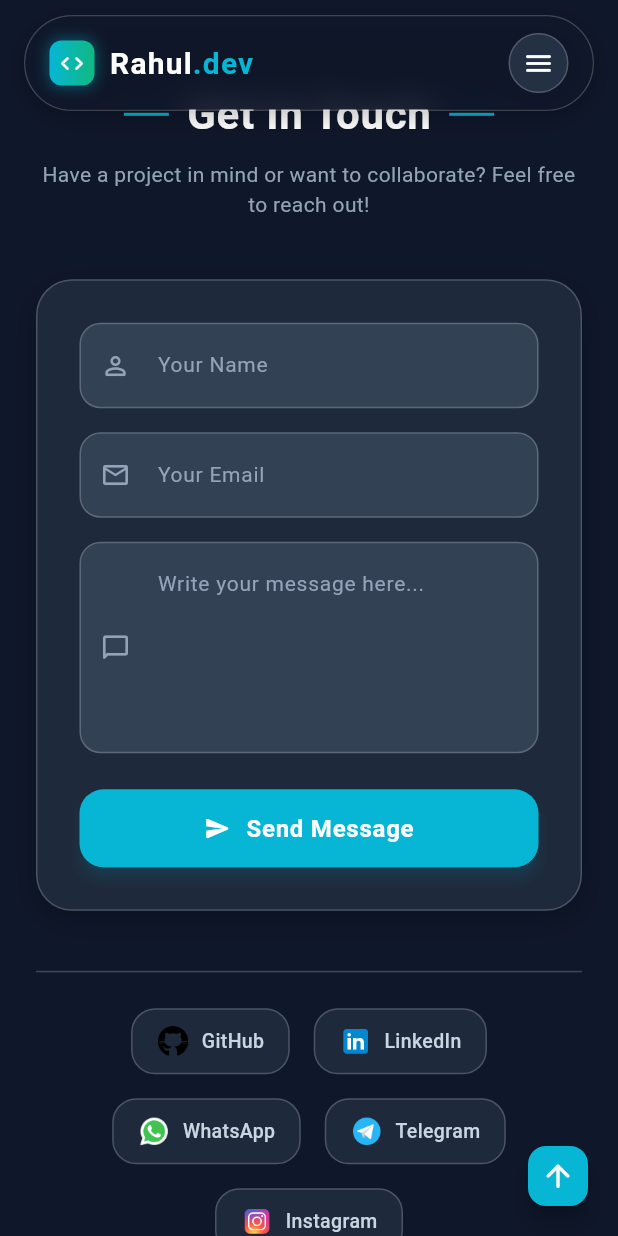
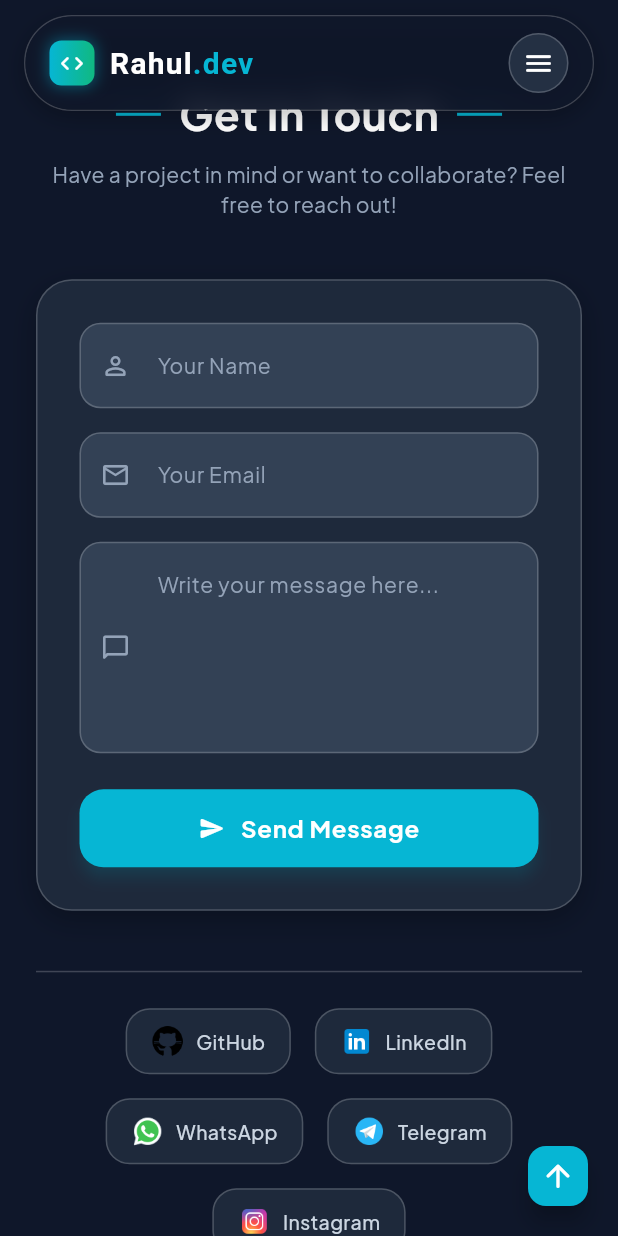
Before and after one commit to BitByteGenius/my_portfolio, a Flutter app: the screen it shows after launch, after a tap on "Get In Touch", on a phone screen of 412 x 824 dp. Run offline on Flutter 3.47's test engine with Material 3 defaults, Android fonts, the phone set to English and light mode, and no system bars; our stand-ins replace get, google_fonts.

Commit message:
fixing height

```diff
--- a/lib/constant/skill_item.dart
+++ b/lib/constant/skill_item.dart
@@ -1,5 +1,4 @@
 const List<Map<String, String>> platformItems = [
-  {"img": "assets/skills/flutter.png", "title": "Flutter Cross-Platform"},
   {"img": "assets/skills/android.png", "title": "Android App Dev"},
   {"img": "assets/skills/ios.png", "title": "iOS App Dev"},
   {"img": "assets/skills/web.png", "title": "Web Development"},
--- a/lib/main.dart
+++ b/lib/main.dart
@@ -1,5 +1,6 @@
 import 'package:flutter/material.dart';
 import 'package:get/get.dart';
+import 'package:google_fonts/google_fonts.dart';
 import 'package:my_portfollio/constant/colors.dart';
 import 'package:my_portfollio/screen/home_page.dart';
 
@@ -13,16 +14,19 @@ class MyApp extends StatelessWidget {
 
   @override
   Widget build(BuildContext context) {
+    final baseTheme = ThemeData.dark();
+
     return GetMaterialApp(
       debugShowCheckedModeBanner: false,
       title: 'Rahul Kumar Singh | Senior Flutter Engineer',
-      theme: ThemeData.dark().copyWith(
+      theme: baseTheme.copyWith(
         scaffoldBackgroundColor: CustomColor.scaffoldBg,
         colorScheme: const ColorScheme.dark(
           primary: CustomColor.primaryTeal,
           secondary: CustomColor.primaryGreen,
           surface: CustomColor.bgLight1,
         ),
+        textTheme: GoogleFonts.plusJakartaSansTextTheme(baseTheme.textTheme),
         dividerColor: CustomColor.glassBorder,
       ),
       home: const HomePage(),
--- a/lib/utils/project_utils.dart
+++ b/lib/utils/project_utils.dart
@@ -51,9 +51,9 @@ List<ProjectUtils> workProjectUtils = [
   ),
   ProjectUtils(
     image: 'assets/projects/oji_one.jpeg',
-    title: 'Oji App - Smart Service Hub',
+    title: 'Oji One - Smart Service Hub',
     subtitle:
-        'A modern service utility platform connecting users with local service providers featuring real-time location mapping, booking schedules, and review systems.',
+        'Oji One is a location-based platform designed to bring everyday needs into one place. Users can discover rooms, flats, PGs, hostels, hotels, and homestays, access local services like electricians and plumbers, shop local and GI-tagged products, rent cars or bikes, and explore tours and experiences. The platform aims to make discovering trusted local options easier for students, professionals, travellers, families, and residents while helping local businesses gain visibility and reach new customers.',
     techStack: ['Flutter', 'REST APIs', 'Google Maps', 'Node.js'],
     androidLink: 'https://github.com/BitByteGenius',
     githubLink: 'https://github.com/BitByteGenius',
--- a/lib/widget/footer_section.dart
+++ b/lib/widget/footer_section.dart
@@ -36,22 +36,22 @@ class FooterSection extends StatelessWidget {
                       ),
                     ),
                     const SizedBox(height: 16),
-                    Row(
-                      mainAxisAlignment: MainAxisAlignment.center,
-                      children: [
-                        IconButton(
-                          onPressed: () => SiteUtils.openUrl(SnsLinks.github),
-                          icon: const Icon(Icons.code, color: CustomColor.whiteSecondary, size: 20),
-                        ),
-                        IconButton(
-                          onPressed: () => SiteUtils.openUrl(SnsLinks.linkedin),
-                          icon: const Icon(Icons.work_outline, color: CustomColor.whiteSecondary, size: 20),
-                        ),
-                      ],
-                    ),
-                    const SizedBox(height: 16),
+                    // Row(
+                    //   mainAxisAlignment: MainAxisAlignment.center,
+                    //   children: [
+                    //     IconButton(
+                    //       onPressed: () => SiteUtils.openUrl(SnsLinks.github),
+                    //       icon: const Icon(Icons.code, color: CustomColor.whiteSecondary, size: 20),
+                    //     ),
+                    //     IconButton(
+                    //       onPressed: () => SiteUtils.openUrl(SnsLinks.linkedin),
+                    //       icon: const Icon(Icons.work_outline, color: CustomColor.whiteSecondary, size: 20),
+                    //     ),
+                    //   ],
+                    // ),
+                    // const SizedBox(height: 16),
                     const Text(
-                      "© 2026 Rahul Kumar Singh • Built with Flutter 3 & Dart",
+                      "© 2026 Rahul Kumar Singh • Built with Flutter",
                       textAlign: TextAlign.center,
                       style: TextStyle(
                         color: CustomColor.hintDark,
--- a/pubspec.yaml
+++ b/pubspec.yaml
@@ -17,11 +17,11 @@ dependencies:
   url_launcher: ^6.3.2
   http: ^1.6.0
   readmore: ^3.0.0
+  google_fonts: ^6.2.1
 
 dev_dependencies:
   flutter_test:
     sdk: flutter
-
 
   flutter_lints: ^6.0.0
 
```
Also changed, not shown: pubspec.lock, 2 other files.
